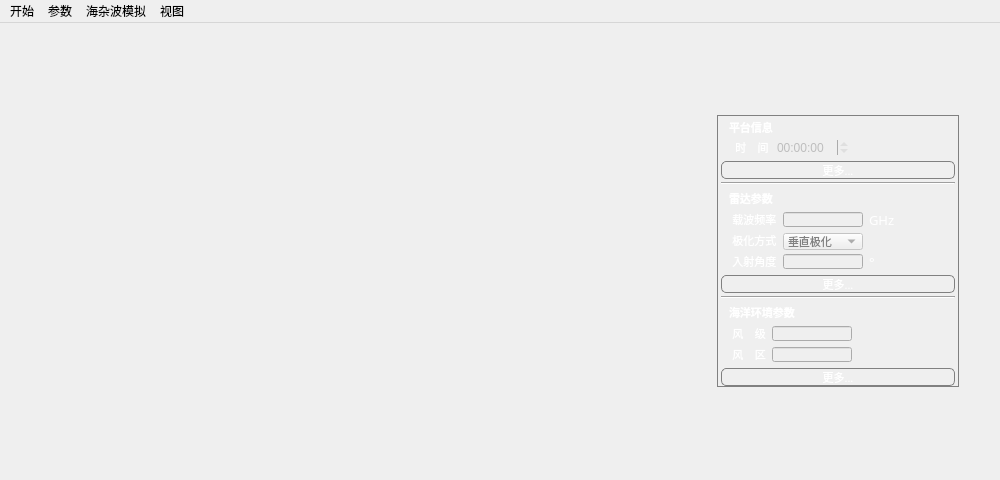
Before: the Qt Designer form MainWindow.ui in cedricxs/RadarSimulator, drawn with Qt 5.
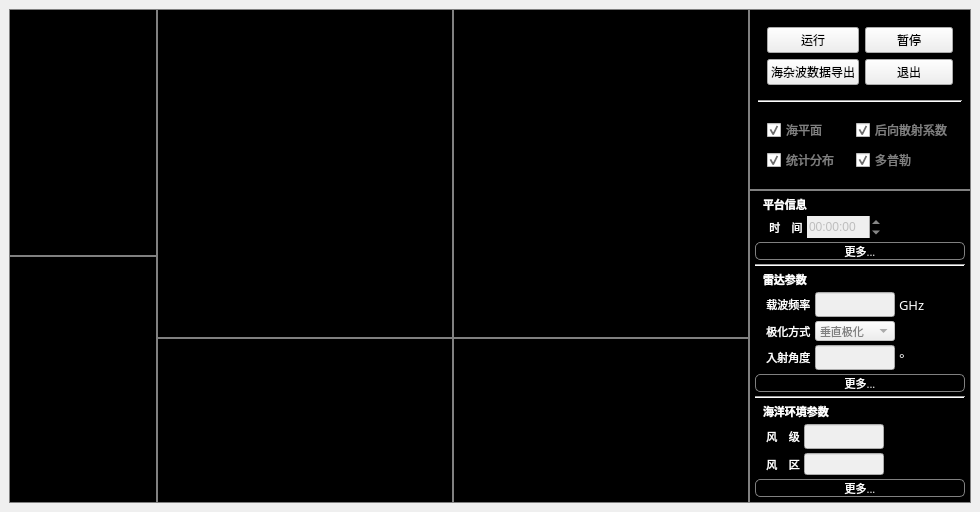
After: the same form once the commit is applied. Icons and pictures are not drawn.

What changed in the file:
```diff
--- a/MainWindow.ui
+++ b/MainWindow.ui
@@ -27,7 +27,7 @@
   </property>
   <property name="windowIcon">
    <iconset>
-    <normaloff>download.png</normaloff>download.png</iconset>
+    <normaloff>../../../.designer/backup/download.png</normaloff>../../../.designer/backup/download.png</iconset>
   </property>
   <property name="windowOpacity">
    <double>1.000000000000000</double>
@@ -64,9 +64,24 @@
        </sizepolicy>
       </property>
       <property name="styleSheet">
-       <string notr="true">QWidget#widget_17{background-image: url(:/img/w69rlkBnY3.png)}</string>
+       <string notr="true">QWidget#widget_17{background-color:black;border: 1px solid gray;}</string>
       </property>
       <layout class="QHBoxLayout" name="horizontalLayout">
+       <property name="spacing">
+        <number>0</number>
+       </property>
+       <property name="leftMargin">
+        <number>0</number>
+       </property>
+       <property name="topMargin">
+        <number>0</number>
+       </property>
+       <property name="rightMargin">
+        <number>0</number>
+       </property>
+       <property name="bottomMargin">
+        <number>0</number>
+       </property>
        <item>
         <widget class="QStackedWidget" name="stackedWidget_2">
          <property name="sizePolicy">
@@ -90,303 +105,12 @@
          <property name="styleSheet">
           <string notr="true"/>
          </property>
+         <property name="lineWidth">
+          <number>1</number>
+         </property>
          <property name="currentIndex">
-          <number>5</number>
+          <number>0</number>
          </property>
-         <widget class="QWidget" name="page_5">
-          <property name="sizePolicy">
-           <sizepolicy hsizetype="Expanding" vsizetype="Expanding">
-            <horstretch>0</horstretch>
-            <verstretch>0</verstretch>
-           </sizepolicy>
-          </property>
-          <layout class="QVBoxLayout" name="verticalLayout">
-           <item>
-            <widget class="QWidget" name="widget_5" native="true">
-             <property name="sizePolicy">
-              <sizepolicy hsizetype="MinimumExpanding" vsizetype="MinimumExpanding">
-               <horstretch>0</horstretch>
-               <verstretch>0</verstretch>
-              </sizepolicy>
-             </property>
-             <property name="minimumSize">
-              <size>
-               <width>250</width>
-               <height>100</height>
-              </size>
-             </property>
-             <property name="maximumSize">
-              <size>
-               <width>9999</width>
-               <height>16777215</height>
-              </size>
-             </property>
-             <property name="styleSheet">
-              <string notr="true">QWidget#widget_5{border: 1px solid gray}</string>
-             </property>
-            </widget>
-           </item>
-           <item>
-            <widget class="QWidget" name="widget" native="true">
-             <property name="sizePolicy">
-              <sizepolicy hsizetype="Expanding" vsizetype="Expanding">
-               <horstretch>0</horstretch>
-               <verstretch>0</verstretch>
-              </sizepolicy>
-             </property>
-             <property name="minimumSize">
-              <size>
-               <width>250</width>
-               <height>100</height>
-              </size>
-             </property>
-             <property name="maximumSize">
-              <size>
-               <width>9999</width>
-               <height>16777215</height>
-              </size>
-             </property>
-             <property name="font">
-              <font>
-               <pointsize>10</pointsize>
-              </font>
-             </property>
-             <property name="styleSheet">
-              <string notr="true">QWidget#widget {border: 1px solid gray;}</string>
-             </property>
-            </widget>
-           </item>
-          </layout>
-         </widget>
-         <widget class="QWidget" name="page_6">
-          <layout class="QVBoxLayout" name="verticalLayout_4">
-           <item>
-            <widget class="QWidget" name="widget_4" native="true">
-             <property name="sizePolicy">
-              <sizepolicy hsizetype="Expanding" vsizetype="Expanding">
-               <horstretch>0</horstretch>
-               <verstretch>0</verstretch>
-              </sizepolicy>
-             </property>
-             <property name="minimumSize">
-              <size>
-               <width>220</width>
-               <height>0</height>
-              </size>
-             </property>
-            </widget>
-           </item>
-           <item>
-            <widget class="QWidget" name="widget_6" native="true">
-             <property name="sizePolicy">
-              <sizepolicy hsizetype="MinimumExpanding" vsizetype="MinimumExpanding">
-               <horstretch>0</horstretch>
-               <verstretch>0</verstretch>
-              </sizepolicy>
-             </property>
-             <property name="minimumSize">
-              <size>
-               <width>250</width>
-               <height>100</height>
-              </size>
-             </property>
-             <property name="maximumSize">
-              <size>
-               <width>500</width>
-               <height>16777215</height>
-              </size>
-             </property>
-            </widget>
-           </item>
-           <item>
-            <widget class="QWidget" name="widget_2" native="true">
-             <property name="sizePolicy">
-              <sizepolicy hsizetype="Expanding" vsizetype="Expanding">
-               <horstretch>0</horstretch>
-               <verstretch>0</verstretch>
-              </sizepolicy>
-             </property>
-             <property name="minimumSize">
-              <size>
-               <width>250</width>
-               <height>100</height>
-              </size>
-             </property>
-             <property name="maximumSize">
-              <size>
-               <width>500</width>
-               <height>16777215</height>
-              </size>
-             </property>
-            </widget>
-           </item>
-          </layout>
-         </widget>
-         <widget class="QWidget" name="page_7">
-          <layout class="QHBoxLayout" name="horizontalLayout_12">
-           <item>
-            <layout class="QHBoxLayout" name="horizontalLayout_7">
-             <item>
-              <layout class="QVBoxLayout" name="verticalLayout_5">
-               <item>
-                <widget class="QWidget" name="widget_7" native="true">
-                 <property name="sizePolicy">
-                  <sizepolicy hsizetype="MinimumExpanding" vsizetype="MinimumExpanding">
-                   <horstretch>0</horstretch>
-                   <verstretch>0</verstretch>
-                  </sizepolicy>
-                 </property>
-                 <property name="minimumSize">
-                  <size>
-                   <width>250</width>
-                   <height>100</height>
-                  </size>
-                 </property>
-                 <property name="maximumSize">
-                  <size>
-                   <width>500</width>
-                   <height>16777215</height>
-                  </size>
-                 </property>
-                </widget>
-               </item>
-               <item>
-                <widget class="QWidget" name="widget_8" native="true">
-                 <property name="sizePolicy">
-                  <sizepolicy hsizetype="Expanding" vsizetype="Expanding">
-                   <horstretch>0</horstretch>
-                   <verstretch>0</verstretch>
-                  </sizepolicy>
-                 </property>
-                 <property name="minimumSize">
-                  <size>
-                   <width>250</width>
-                   <height>100</height>
-                  </size>
-                 </property>
-                 <property name="maximumSize">
-                  <size>
-                   <width>500</width>
-                   <height>16777215</height>
-                  </size>
-                 </property>
-                </widget>
-               </item>
-              </layout>
-             </item>
-             <item>
-              <layout class="QHBoxLayout" name="horizontalLayout_8">
-               <property name="spacing">
-                <number>6</number>
-               </property>
-               <item>
-                <widget class="QWidget" name="widget_9" native="true">
-                 <property name="sizePolicy">
-                  <sizepolicy hsizetype="Expanding" vsizetype="Expanding">
-                   <horstretch>0</horstretch>
-                   <verstretch>0</verstretch>
-                  </sizepolicy>
-                 </property>
-                 <property name="minimumSize">
-                  <size>
-                   <width>220</width>
-                   <height>0</height>
-                  </size>
-                 </property>
-                </widget>
-               </item>
-              </layout>
-             </item>
-            </layout>
-           </item>
-          </layout>
-         </widget>
-         <widget class="QWidget" name="page_8">
-          <layout class="QHBoxLayout" name="horizontalLayout_13">
-           <item>
-            <layout class="QHBoxLayout" name="horizontalLayout_9">
-             <item>
-              <layout class="QVBoxLayout" name="verticalLayout_6">
-               <item>
-                <widget class="QWidget" name="widget_10" native="true">
-                 <property name="sizePolicy">
-                  <sizepolicy hsizetype="MinimumExpanding" vsizetype="MinimumExpanding">
-                   <horstretch>0</horstretch>
-                   <verstretch>0</verstretch>
-                  </sizepolicy>
-                 </property>
-                 <property name="minimumSize">
-                  <size>
-                   <width>250</width>
-                   <height>100</height>
-                  </size>
-                 </property>
-                 <property name="maximumSize">
-                  <size>
-                   <width>500</width>
-                   <height>16777215</height>
-                  </size>
-                 </property>
-                </widget>
-               </item>
-               <item>
-                <widget class="QWidget" name="widget_11" native="true">
-                 <property name="sizePolicy">
-                  <sizepolicy hsizetype="Expanding" vsizetype="Expanding">
-                   <horstretch>0</horstretch>
-                   <verstretch>0</verstretch>
-                  </sizepolicy>
-                 </property>
-                 <property name="minimumSize">
-                  <size>
-                   <width>250</width>
-                   <height>100</height>
-                  </size>
-                 </property>
-                 <property name="maximumSize">
-                  <size>
-                   <width>500</width>
-                   <height>16777215</height>
-                  </size>
-                 </property>
-                </widget>
-               </item>
-              </layout>
-             </item>
-             <item>
-              <layout class="QHBoxLayout" name="horizontalLayout_10">
-               <property name="spacing">
-                <number>6</number>
-               </property>
-               <item>
-                <widget class="QWidget" name="widget_12" native="true">
-                 <property name="sizePolicy">
-                  <sizepolicy hsizetype="Expanding" vsizetype="Expanding">
-                   <horstretch>0</horstretch>
-                   <verstretch>0</verstretch>
-                  </sizepolicy>
-                 </property>
-                 <property name="minimumSize">
-                  <size>
-                   <width>220</width>
-                   <height>0</height>
-                  </size>
-                 </property>
-                </widget>
-               </item>
-              </layout>
-             </item>
-            </layout>
-           </item>
-          </layout>
-         </widget>
-         <widget class="QWidget" name="page_2">
-          <layout class="QHBoxLayout" name="horizontalLayout_21">
-           <item>
-            <layout class="QVBoxLayout" name="verticalLayout_18"/>
-           </item>
-          </layout>
-         </widget>
          <widget class="QWidget" name="page">
           <property name="sizePolicy">
            <sizepolicy hsizetype="Expanding" vsizetype="Expanding">
@@ -395,24 +119,43 @@
            </sizepolicy>
           </property>
           <layout class="QHBoxLayout" name="horizontalLayout_14">
+           <property name="spacing">
+            <number>0</number>
+           </property>
+           <property name="leftMargin">
+            <number>0</number>
+           </property>
+           <property name="topMargin">
+            <number>0</number>
+           </property>
+           <property name="rightMargin">
+            <number>0</number>
+           </property>
+           <property name="bottomMargin">
+            <number>0</number>
+           </property>
            <item>
-            <widget class="QWidget" name="widget_26" native="true">
-             <layout class="QHBoxLayout" name="horizontalLayout_11">
+            <layout class="QHBoxLayout" name="horizontalLayout_6" stretch="1,4">
+             <property name="spacing">
+              <number>0</number>
+             </property>
+             <property name="rightMargin">
+              <number>0</number>
+             </property>
               <item>
-               <widget class="QWidget" name="widget_21" native="true">
-                <property name="sizePolicy">
-                 <sizepolicy hsizetype="Expanding" vsizetype="Expanding">
-                  <horstretch>1</horstretch>
-                  <verstretch>1</verstretch>
-                 </sizepolicy>
-                </property>
-                <property name="maximumSize">
-                 <size>
-                  <width>9999</width>
-                  <height>16777215</height>
-                 </size>
-                </property>
-                <layout class="QVBoxLayout" name="verticalLayout_2">
+              <layout class="QVBoxLayout" name="verticalLayout_9" stretch="0,0">
+               <property name="spacing">
+                <number>0</number>
+               </property>
+               <property name="topMargin">
+                <number>0</number>
+               </property>
+               <property name="rightMargin">
+                <number>0</number>
+               </property>
+               <property name="bottomMargin">
+                <number>0</number>
+               </property>
                  <item>
                   <widget class="QWidget" name="widget_22" native="true">
                    <property name="sizePolicy">
@@ -427,6 +170,9 @@
                      <height>16777215</height>
                     </size>
                    </property>
+                 <property name="styleSheet">
+                  <string notr="true">QWidget#widget_22{border: 1px solid gray;}</string>
+                 </property>
                   </widget>
                  </item>
                  <item>
@@ -439,7 +185,7 @@
                    </property>
                    <property name="minimumSize">
                     <size>
-                     <width>100</width>
+                   <width>0</width>
                      <height>0</height>
                     </size>
                    </property>
@@ -449,29 +195,35 @@
                      <height>16777215</height>
                     </size>
                    </property>
+                 <property name="styleSheet">
+                  <string notr="true">QWidget#widget_18{border: 1px solid gray;}</string>
+                 </property>
                   </widget>
                  </item>
                 </layout>
-               </widget>
               </item>
               <item>
-               <widget class="QWidget" name="widget_25" native="true">
-                <property name="sizePolicy">
-                 <sizepolicy hsizetype="Expanding" vsizetype="Expanding">
-                  <horstretch>4</horstretch>
-                  <verstretch>1</verstretch>
-                 </sizepolicy>
-                </property>
-                <layout class="QVBoxLayout" name="verticalLayout_3">
+              <layout class="QVBoxLayout" name="verticalLayout_2" stretch="2,1">
+               <property name="spacing">
+                <number>0</number>
+               </property>
+               <property name="leftMargin">
+                <number>0</number>
+               </property>
                  <item>
-                  <widget class="QWidget" name="widget_23" native="true">
-                   <property name="sizePolicy">
-                    <sizepolicy hsizetype="Expanding" vsizetype="Expanding">
-                     <horstretch>0</horstretch>
-                     <verstretch>2</verstretch>
-                    </sizepolicy>
-                   </property>
-                   <layout class="QHBoxLayout" name="horizontalLayout_5">
+                <layout class="QHBoxLayout" name="horizontalLayout_15" stretch="2,2">
+                 <property name="spacing">
+                  <number>0</number>
+                 </property>
+                 <property name="leftMargin">
+                  <number>0</number>
+                 </property>
+                 <property name="topMargin">
+                  <number>0</number>
+                 </property>
+                 <property name="rightMargin">
+                  <number>0</number>
+                 </property>
                     <item>
                      <widget class="QWidget" name="widget_19" native="true">
                       <property name="sizePolicy">
@@ -488,10 +240,13 @@
                       </property>
                       <property name="maximumSize">
                        <size>
-                        <width>9999</width>
+                     <width>16777215</width>
                         <height>16777215</height>
                        </size>
                       </property>
+                   <property name="styleSheet">
+                    <string notr="true">QWidget#widget_19{border: 1px solid gray;}</string>
+                   </property>
                      </widget>
                     </item>
                     <item>
@@ -502,32 +257,33 @@
                         <verstretch>2</verstretch>
                        </sizepolicy>
                       </property>
+                   <property name="minimumSize">
+                    <size>
+                     <width>0</width>
+                     <height>0</height>
+                    </size>
+                   </property>
                       <property name="sizeIncrement">
                        <size>
                         <width>0</width>
                         <height>0</height>
                        </size>
                       </property>
+                   <property name="styleSheet">
+                    <string notr="true">QWidget#widget_13{border: 1px solid gray;}</string>
+                   </property>
                      </widget>
                     </item>
                    </layout>
-                  </widget>
                  </item>
                  <item>
-                  <widget class="QWidget" name="widget_24" native="true">
-                   <property name="sizePolicy">
-                    <sizepolicy hsizetype="Expanding" vsizetype="Expanding">
-                     <horstretch>0</horstretch>
-                     <verstretch>1</verstretch>
-                    </sizepolicy>
-                   </property>
-                   <property name="maximumSize">
-                    <size>
-                     <width>16777215</width>
-                     <height>9999</height>
-                    </size>
-                   </property>
-                   <layout class="QHBoxLayout" name="horizontalLayout_6">
+                <layout class="QHBoxLayout" name="horizontalLayout_5" stretch="1,1">
+                 <property name="spacing">
+                  <number>0</number>
+                 </property>
+                 <property name="topMargin">
+                  <number>0</number>
+                 </property>
                     <item>
                      <widget class="QWidget" name="widget_14" native="true">
                       <property name="sizePolicy">
@@ -542,6 +298,9 @@
                         <height>9999</height>
                        </size>
                       </property>
+                   <property name="styleSheet">
+                    <string notr="true">QWidget#widget_14{border: 1px solid gray;}</string>
+                   </property>
                      </widget>
                     </item>
                     <item>
@@ -564,16 +323,16 @@
                         <height>9999</height>
                        </size>
                       </property>
+                   <property name="styleSheet">
+                    <string notr="true">QWidget#widget_15{border: 1px solid gray;}</string>
+                   </property>
                      </widget>
                     </item>
                    </layout>
-                  </widget>
-                 </item>
-                </layout>
-               </widget>
-              </item>
-             </layout>
-            </widget>
+               </item>
+              </layout>
+             </item>
+            </layout>
            </item>
           </layout>
          </widget>
@@ -594,36 +353,165 @@
           </size>
          </property>
          <layout class="QVBoxLayout" name="verticalLayout_7">
+          <property name="spacing">
+           <number>0</number>
+          </property>
+          <property name="leftMargin">
+           <number>0</number>
+          </property>
+          <property name="topMargin">
+           <number>0</number>
+          </property>
+          <property name="rightMargin">
+           <number>0</number>
+          </property>
+          <property name="bottomMargin">
+           <number>0</number>
+          </property>
+          <item>
+           <widget class="QWidget" name="widget_27" native="true">
+            <property name="sizePolicy">
+             <sizepolicy hsizetype="Expanding" vsizetype="Expanding">
+              <horstretch>0</horstretch>
+              <verstretch>0</verstretch>
+             </sizepolicy>
+            </property>
+            <property name="styleSheet">
+             <string notr="true">QWidget#widget_27{border: 1px solid gray;}</string>
+            </property>
+            <layout class="QVBoxLayout" name="verticalLayout_8">
           <item>
            <widget class="QWidget" name="widget_20" native="true">
-            <property name="sizePolicy">
-             <sizepolicy hsizetype="Expanding" vsizetype="Expanding">
-              <horstretch>0</horstretch>
-              <verstretch>0</verstretch>
-             </sizepolicy>
-            </property>
-            <property name="minimumSize">
-             <size>
-              <width>270</width>
-              <height>0</height>
-             </size>
-            </property>
-            <property name="maximumSize">
-             <size>
-              <width>270</width>
-              <height>300</height>
-             </size>
-            </property>
+               <layout class="QGridLayout" name="gridLayout_2">
+                <item row="0" column="0">
+                 <widget class="QPushButton" name="pushButton">
+                  <property name="text">
+                   <string>运行</string>
+                  </property>
+                 </widget>
+                </item>
+                <item row="0" column="1">
+                 <widget class="QPushButton" name="pushButton_2">
+                  <property name="text">
+                   <string>暂停</string>
+                  </property>
+                 </widget>
+                </item>
+                <item row="1" column="0">
+                 <widget class="QPushButton" name="pushButton_6">
+                  <property name="text">
+                   <string>海杂波数据导出</string>
+                  </property>
+                 </widget>
+                </item>
+                <item row="1" column="1">
+                 <widget class="QPushButton" name="pushButton_7">
+                  <property name="text">
+                   <string>退出</string>
+                  </property>
+                 </widget>
+                </item>
+               </layout>
+              </widget>
+             </item>
+             <item>
+              <widget class="Line" name="line_3">
+               <property name="orientation">
+                <enum>Qt::Horizontal</enum>
+               </property>
+              </widget>
+             </item>
+             <item>
+              <widget class="QWidget" name="widget_28" native="true">
+               <layout class="QGridLayout" name="gridLayout">
+                <item row="0" column="0">
+                 <widget class="QCheckBox" name="checkBox">
             <property name="styleSheet">
-             <string notr="true">QWidget#widget_20{background-image:url(:/img/5njp9xK6q95.png)}</string>
-            </property>
-            <layout class="QVBoxLayout" name="verticalLayout_14">
+                   <string notr="true">QCheckBox#checkBox{color:gray;}</string>
+                  </property>
+                  <property name="text">
+                   <string>海平面</string>
+                  </property>
+                  <property name="checked">
+                   <bool>true</bool>
+                  </property>
+                 </widget>
+                </item>
+                <item row="0" column="1">
+                 <widget class="QCheckBox" name="checkBox_2">
+                  <property name="styleSheet">
+                   <string notr="true">QCheckBox#checkBox_2{color:gray;}</string>
+                  </property>
+                  <property name="text">
+                   <string>后向散射系数</string>
+                  </property>
+                  <property name="checkable">
+                   <bool>true</bool>
+                  </property>
+                  <property name="checked">
+                   <bool>true</bool>
+                  </property>
+                 </widget>
+                </item>
+                <item row="1" column="0">
+                 <widget class="QCheckBox" name="checkBox_3">
+                  <property name="styleSheet">
+                   <string notr="true">QCheckBox#checkBox_3{color:gray;}</string>
+                  </property>
+                  <property name="text">
+                   <string>统计分布</string>
+                  </property>
+                  <property name="checked">
+                   <bool>true</bool>
+                  </property>
+                 </widget>
+                </item>
+                <item row="1" column="1">
+                 <widget class="QCheckBox" name="checkBox_4">
+                  <property name="styleSheet">
+                   <string notr="true">QCheckBox#checkBox_4{color:gray;}</string>
+                  </property>
+                  <property name="text">
+                   <string>多普勒</string>
+                  </property>
+                  <property name="checked">
+                   <bool>true</bool>
+                  </property>
+                 </widget>
+                </item>
+               </layout>
+              </widget>
+             </item>
+            </layout>
+           </widget>
+          </item>
              <item>
               <widget class="QWidget" name="widget_16" native="true">
+            <property name="sizePolicy">
+             <sizepolicy hsizetype="Expanding" vsizetype="Expanding">
+              <horstretch>0</horstretch>
+              <verstretch>0</verstretch>
+             </sizepolicy>
+            </property>
                <property name="styleSheet">
-                <string notr="true">QWidget#widget_16{border: 1px solid gray;margin-left:5px;margin-right:5px;margin-bottom:5px;margin-top:5px}</string>
+             <string notr="true">QWidget#widget_16{border: 1px solid gray;}</string>
                </property>
                <layout class="QVBoxLayout" name="verticalLayout_20">
+             <property name="spacing">
+              <number>4</number>
+             </property>
+             <property name="leftMargin">
+              <number>6</number>
+             </property>
+             <property name="topMargin">
+              <number>6</number>
+             </property>
+             <property name="rightMargin">
+              <number>6</number>
+             </property>
+             <property name="bottomMargin">
+              <number>6</number>
+             </property>
                 <item>
                  <widget class="QLabel" name="label_5">
                   <property name="minimumSize">
@@ -880,6 +768,9 @@
                 </item>
                 <item>
                  <layout class="QHBoxLayout" name="horizontalLayout_23">
+               <property name="spacing">
+                <number>4</number>
+               </property>
                   <item>
                    <widget class="QLabel" name="label_43">
                     <property name="font">
@@ -901,6 +792,12 @@
                     <property name="enabled">
                      <bool>false</bool>
                     </property>
+                 <property name="sizePolicy">
+                  <sizepolicy hsizetype="Preferred" vsizetype="Preferred">
+                   <horstretch>0</horstretch>
+                   <verstretch>0</verstretch>
+                  </sizepolicy>
+                 </property>
                     <property name="minimumSize">
                      <size>
                       <width>80</width>
@@ -910,7 +807,7 @@
                     <property name="maximumSize">
                      <size>
                       <width>16777215</width>
-                      <height>20</height>
+                   <height>9999</height>
                      </size>
                     </property>
                     <property name="font">
@@ -1219,60 +1116,6 @@
         </widget>
        </item>
       </layout>
-     </widget>
-    </item>
-   </layout>
-  </widget>
-  <widget class="QMenuBar" name="menuBar">
-   <property name="geometry">
-    <rect>
-     <x>0</x>
-     <y>0</y>
-     <width>980</width>
-     <height>18</height>
-    </rect>
-   </property>
-   <widget class="QMenu" name="menu">
-    <property name="title">
-     <string>参数</string>
-    </property>
-    <addaction name="action"/>
-    <addaction name="separator"/>
-    <addaction name="action_3"/>
-    <addaction name="separator"/>
-    <addaction name="action_5"/>
-   </widget>
-   <widget class="QMenu" name="menu_2">
-    <property name="title">
-     <string>海杂波模拟</string>
-    </property>
-    <addaction name="action_2"/>
-    <addaction name="separator"/>
-    <addaction name="action_7"/>
-   </widget>
-   <widget class="QMenu" name="menu_4">
-    <property name="title">
-     <string>视图</string>
-    </property>
-    <addaction name="action_4"/>
-    <addaction name="separator"/>
-    <addaction name="action_9"/>
-    <addaction name="separator"/>
-    <addaction name="action_11"/>
-    <addaction name="separator"/>
-    <addaction name="action_13"/>
-   </widget>
-   <widget class="QMenu" name="menu_5">
-    <property name="title">
-     <string>开始</string>
-    </property>
-    <addaction name="action_6"/>
-    <addaction name="action_8"/>
-   </widget>
-   <addaction name="menu_5"/>
-   <addaction name="menu"/>
-   <addaction name="menu_2"/>
-   <addaction name="menu_4"/>
   </widget>
   <action name="action">
    <property name="text">
```
Lines whose indentation alone changed are shown as unchanged.
